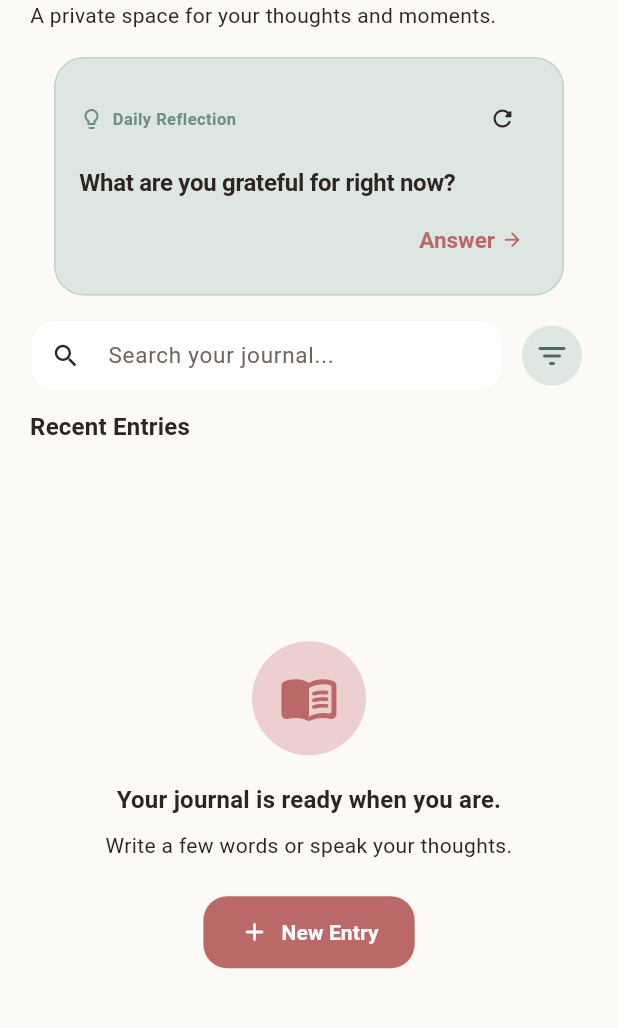
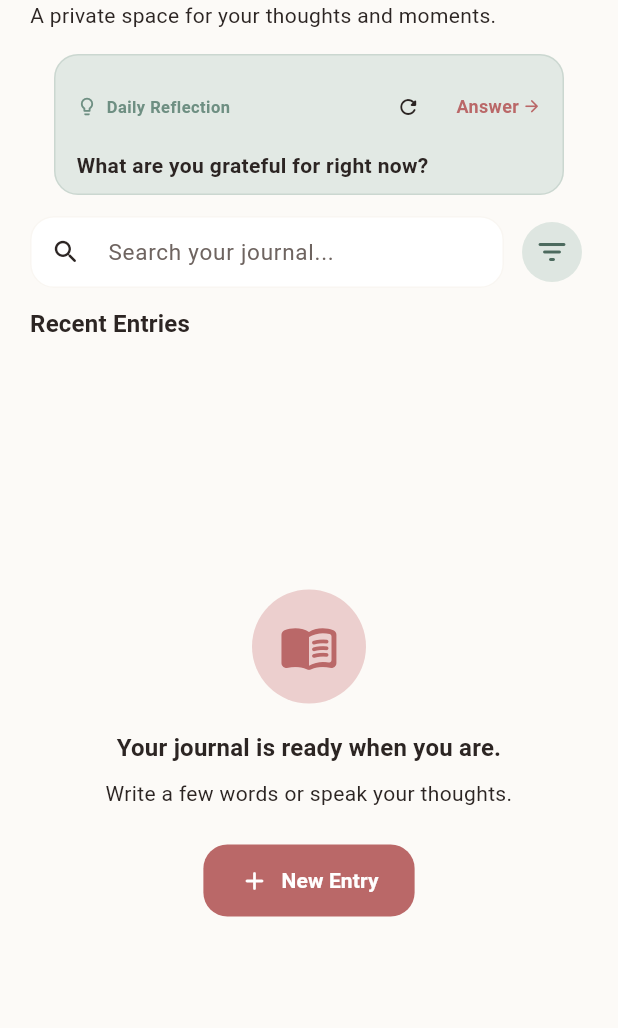
Before and after one commit to Owencasabuena/mom-ease, a Flutter app: the JournalScreen screen opened directly, on a phone screen of 412 x 824 dp, the part 84-1112 px from its top. Run offline on Flutter 3.47's test engine with Material 3 defaults, Android fonts, the phone set to English and light mode, and no system bars; our stand-ins replace connectivity_plus, firebase_auth, firebase_core, flutter_secure_storage, google_sign_in, hive and 4 more; accounts and stored records are empty.

Commit message:
fix(journal): fix the overflowing issue when todays prompt is answered

```diff
--- a/lib/features/journal/screens/journal_screen.dart
+++ b/lib/features/journal/screens/journal_screen.dart
@@ -314,8 +314,9 @@ class _JournalScreenState extends State<JournalScreen> {
 
     // Daily prompt logic with progressive disclosure
     final allPrompts = JournalPromptService().getAllPrompts();
-    final activePrompt = provider.featuredPrompt ??
-        allPrompts[_promptIndex % allPrompts.length];
+    final activePrompt = _promptIndex == 0
+        ? (provider.featuredPrompt ?? allPrompts.first)
+        : allPrompts[_promptIndex % allPrompts.length];
     final isPromptAnswered = provider.hasAnsweredPrompt(activePrompt.id);
     final answeredEntry = isPromptAnswered
         ? provider.getEntryForPrompt(activePrompt.id)
--- a/lib/features/journal/widgets/prompt_card.dart
+++ b/lib/features/journal/widgets/prompt_card.dart
@@ -6,7 +6,7 @@ class PromptCard extends StatelessWidget {
   final JournalPrompt prompt;
   final String language;
   final VoidCallback onUsePrompt;
-  final VoidCallback onNextPrompt;
+  final VoidCallback? onNextPrompt;
   final bool isCompleted;
   final VoidCallback? onViewEntry;
 
@@ -15,7 +15,7 @@ class PromptCard extends StatelessWidget {
     required this.prompt,
     required this.language,
     required this.onUsePrompt,
-    required this.onNextPrompt,
+    this.onNextPrompt,
     this.isCompleted = false,
     this.onViewEntry,
   });
@@ -28,11 +28,11 @@ class PromptCard extends StatelessWidget {
     // Progressive disclosure: Compact card when prompt has already been answered today
     if (isCompleted) {
       return Container(
-        margin: const EdgeInsets.symmetric(horizontal: 16, vertical: 6),
-        padding: const EdgeInsets.symmetric(horizontal: 16, vertical: 10),
+        margin: const EdgeInsets.symmetric(horizontal: 16, vertical: 4),
+        padding: const EdgeInsets.symmetric(horizontal: 14, vertical: 8),
         decoration: BoxDecoration(
           color: theme.colorScheme.secondaryContainer.withValues(alpha: 0.25),
-          borderRadius: BorderRadius.circular(16),
+          borderRadius: BorderRadius.circular(14),
           border: Border.all(
             color: theme.colorScheme.secondary.withValues(alpha: 0.2),
           ),
@@ -41,62 +41,82 @@ class PromptCard extends StatelessWidget {
           children: [
             Icon(
               Icons.check_circle_outline_rounded,
-              size: 18,
+              size: 16,
               color: theme.colorScheme.secondary,
             ),
             const SizedBox(width: 8),
-            Text(
-              isTl ? 'Pagninilay: Nasagutan na ngayong araw' : 'Daily Reflection • Completed today',
+            Expanded(
+              child: Text(
+                isTl
+                    ? 'Pagninilay: Nasagutan na ngayong araw'
+                    : 'Daily Reflection • Completed today',
                 style: theme.textTheme.labelMedium?.copyWith(
                   fontWeight: FontWeight.w600,
                   color: theme.colorScheme.secondary,
                 ),
+                maxLines: 1,
+                overflow: TextOverflow.ellipsis,
               ),
-            const Spacer(),
-            if (onViewEntry != null)
-              TextButton(
-                onPressed: onViewEntry,
-                style: TextButton.styleFrom(
-                  visualDensity: VisualDensity.compact,
-                  padding: const EdgeInsets.symmetric(horizontal: 8),
             ),
+            if (onViewEntry != null) ...[
+              const SizedBox(width: 6),
+              InkWell(
+                onTap: onViewEntry,
+                borderRadius: BorderRadius.circular(8),
+                child: Padding(
+                  padding: const EdgeInsets.symmetric(horizontal: 6, vertical: 2),
                   child: Row(
                     mainAxisSize: MainAxisSize.min,
                     children: [
                       Text(
                         isTl ? 'Tingnan' : 'View',
-                      style: const TextStyle(fontSize: 12, fontWeight: FontWeight.bold),
+                        style: TextStyle(
+                          fontSize: 12,
+                          fontWeight: FontWeight.bold,
+                          color: theme.colorScheme.secondary,
+                        ),
                       ),
                       const SizedBox(width: 2),
-                    const Icon(Icons.arrow_forward_rounded, size: 14),
+                      Icon(
+                        Icons.arrow_forward_rounded,
+                        size: 14,
+                        color: theme.colorScheme.secondary,
+                      ),
                     ],
                   ),
                 ),
+              ),
+            ],
           ],
         ),
       );
     }
 
-    // Default prominent reflection prompt card
+    // Default compact reflection prompt card
     return Container(
-      margin: const EdgeInsets.symmetric(horizontal: 16, vertical: 6),
-      padding: const EdgeInsets.all(16),
+      margin: const EdgeInsets.symmetric(horizontal: 16, vertical: 4),
       decoration: BoxDecoration(
-        color: theme.colorScheme.secondaryContainer.withValues(alpha: 0.35),
-        borderRadius: BorderRadius.circular(20),
+        color: theme.colorScheme.secondaryContainer.withValues(alpha: 0.3),
+        borderRadius: BorderRadius.circular(16),
         border: Border.all(
-          color: theme.colorScheme.secondary.withValues(alpha: 0.25),
+          color: theme.colorScheme.secondary.withValues(alpha: 0.2),
         ),
       ),
+      child: Material(
+        color: Colors.transparent,
+        child: InkWell(
+          onTap: onUsePrompt,
+          borderRadius: BorderRadius.circular(16),
+          child: Padding(
+            padding: const EdgeInsets.fromLTRB(14, 10, 14, 10),
             child: Column(
               crossAxisAlignment: CrossAxisAlignment.start,
               children: [
-          // Supporting Header Row
                 Row(
                   children: [
                     Icon(
                       Icons.lightbulb_outline_rounded,
-                size: 16,
+                      size: 14,
                       color: theme.colorScheme.secondary,
                     ),
                     const SizedBox(width: 6),
@@ -106,65 +126,58 @@ class PromptCard extends StatelessWidget {
                         fontWeight: FontWeight.bold,
                         letterSpacing: 0.3,
                         color: theme.colorScheme.secondary,
+                        fontSize: 11,
                       ),
                     ),
                     const Spacer(),
+                    if (onNextPrompt != null) ...[
                       Semantics(
                         label: isTl ? 'Ibang tanong' : 'Try another prompt',
                         button: true,
                         child: IconButton(
-                  icon: const Icon(Icons.refresh_rounded, size: 18),
+                          icon: const Icon(Icons.refresh_rounded, size: 16),
                           tooltip: isTl ? 'Ibang tanong' : 'Try another prompt',
-                  padding: EdgeInsets.zero,
+                          padding: const EdgeInsets.all(2),
                           constraints: const BoxConstraints(),
                           onPressed: onNextPrompt,
                         ),
                       ),
+                      const SizedBox(width: 8),
                     ],
-          ),
-          const SizedBox(height: 8),
-
-          // Primary Question (The strongest visual text on the card)
-          Text(
-            prompt.localizedText(language),
-            style: theme.textTheme.titleMedium?.copyWith(
-              fontWeight: FontWeight.bold,
-              height: 1.3,
-              letterSpacing: -0.2,
-            ),
-          ),
-          const SizedBox(height: 8),
-
-          // Action row
-          Align(
-            alignment: Alignment.centerRight,
-            child: TextButton(
-              onPressed: onUsePrompt,
-              style: TextButton.styleFrom(
-                visualDensity: VisualDensity.compact,
-                padding: const EdgeInsets.symmetric(horizontal: 10, vertical: 4),
-              ),
-              child: Row(
+                    Row(
                       mainAxisSize: MainAxisSize.min,
                       children: [
                         Text(
                           isTl ? 'Sagutin' : 'Answer',
                           style: TextStyle(
+                            fontSize: 12,
                             fontWeight: FontWeight.bold,
                             color: theme.colorScheme.primary,
                           ),
                         ),
-                  const SizedBox(width: 4),
+                        const SizedBox(width: 2),
                         Icon(
                           Icons.arrow_forward_rounded,
-                    size: 15,
+                          size: 13,
                           color: theme.colorScheme.primary,
+                        ),
+                      ],
+                    ),
+                  ],
+                ),
+                const SizedBox(height: 6),
+                Text(
+                  prompt.localizedText(language),
+                  style: theme.textTheme.bodyMedium?.copyWith(
+                    fontWeight: FontWeight.w600,
+                    height: 1.3,
+                    color: theme.colorScheme.onSurface,
+                  ),
                 ),
               ],
             ),
           ),
         ),
-        ],
       ),
     );
   }
```
Also changed, not shown: 1 other file. Lines whose indentation alone changed are shown as unchanged.
